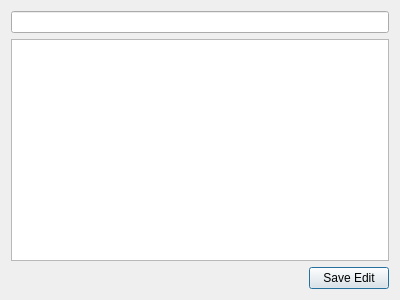
Before: the Qt Designer form teamdisplay.ui in jmd0711/SummonersWarTeamManager3, drawn with Qt 5.
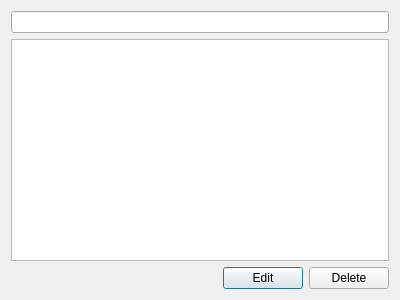
After: the same form once the commit is applied.

Diff of the .ui file:
```diff
--- a/teamdisplay.ui
+++ b/teamdisplay.ui
@@ -38,7 +38,14 @@
      <item>
       <widget class="QPushButton" name="pushButton">
        <property name="text">
-        <string>Save Edit</string>
+        <string>Edit</string>
+       </property>
+      </widget>
+     </item>
+     <item>
+      <widget class="QPushButton" name="deleteButton">
+       <property name="text">
+        <string>Delete</string>
        </property>
       </widget>
      </item>
```
Left out of the diff: 2 changed lines with no effect on the pictures.
